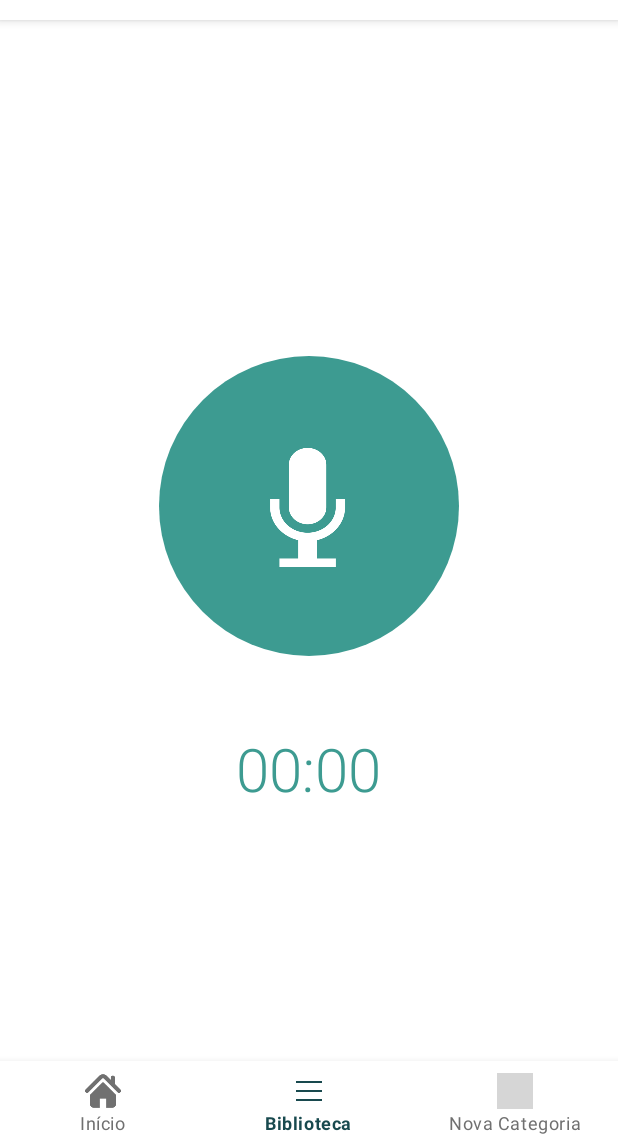
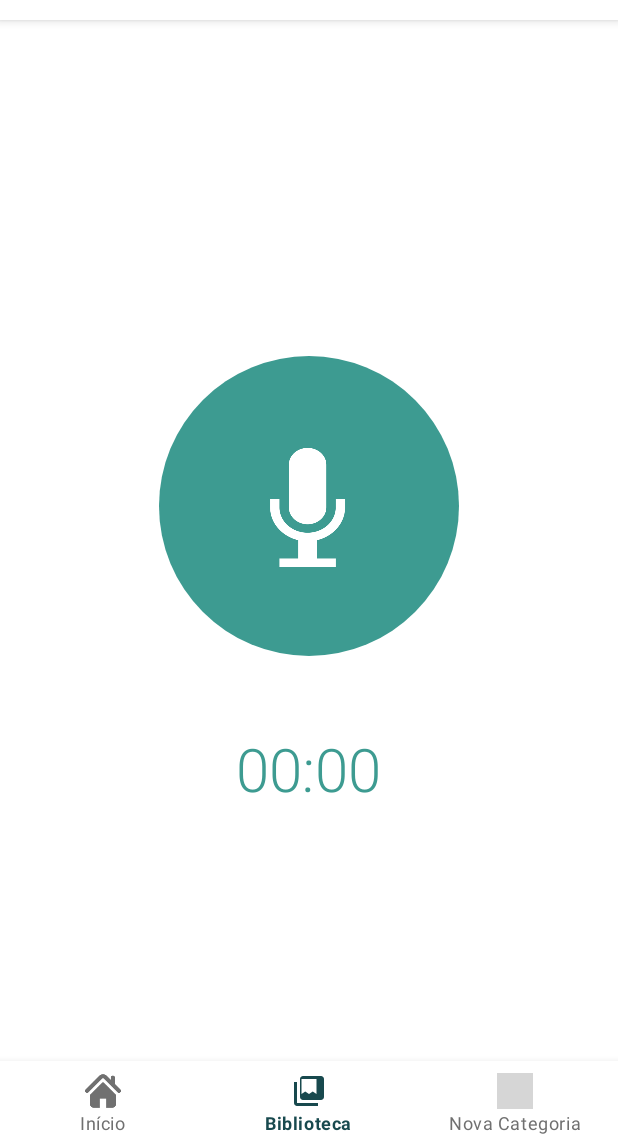
Before and after one commit to p3drobitencourt/Dabar, an Android app: the GravarActivity screen opened directly, with no data from a screen before it, item 2 of the bottom bar chosen, on a phone screen of 412 x 824 dp, the part 91-1236 px from its top. Run offline under Robolectric (Android 15) with nearby library versions, the phone set to English and light mode, and no system bars; grey boxes are pictures that could not be loaded.

Commit message:
fix: arrumar navegacao

```diff
--- /dev/null
+++ b/app/src/main/res/drawable/ic_home.xml
@@ -0,0 +1,10 @@
+<vector xmlns:android="http://schemas.android.com/apk/res/android"
+    android:width="24dp"
+    android:height="24dp"
+    android:viewportWidth="24"
+    android:viewportHeight="24"
+    android:tint="?attr/colorControlNormal">
+    <path
+        android:fillColor="@android:color/white"
+        android:pathData="M10,20v-6h4v6h5v-8h3L12,3 2,12h3v8z"/>
+</vector>
--- /dev/null
+++ b/app/src/main/res/drawable/ic_library_books.xml
@@ -0,0 +1,10 @@
+<vector xmlns:android="http://schemas.android.com/apk/res/android"
+    android:width="24dp"
+    android:height="24dp"
+    android:viewportWidth="24"
+    android:viewportHeight="24"
+    android:tint="?attr/colorControlNormal">
+    <path
+        android:fillColor="@android:color/white"
+        android:pathData="M4,6H2v14c0,1.1 0.9,2 2,2h14v-2H4V6zM20,2H8C6.9,2 6,2.9 6,4v12c0,1.1 0.9,2 2,2h12c1.1,0 2,-0.9 2,-2V4c0,-1.1 -0.9,-2 -2,-2zM12,14l-2.5,-1.75L7,14V4h10v10l-2.5,-1.75L12,14z"/>
+</vector>
--- a/app/src/main/res/menu/bottom_nav_menu.xml
+++ b/app/src/main/res/menu/bottom_nav_menu.xml
@@ -7,9 +7,11 @@
 
     <item
         android:id="@+id/navigation_library"
-        android:icon="@drawable/ic_menu" android:title="Biblioteca" />
+        android:icon="@drawable/ic_library_books"
+        android:title="Biblioteca" />
 
     <item
         android:id="@+id/navigation_new_category"
-        android:icon="@drawable/ic_add" android:title="Nova Categoria" />
+        android:icon="@drawable/ic_add"
+        android:title="Nova Categoria" />
 </menu>
```
Also changed, not shown: app/src/main/java/br/edu/ifsuldeminas/mch/dabar/AdapterResumos.java (+23 -5 lines), app/src/main/java/br/edu/ifsuldeminas/mch/dabar/ListResumosActivity.java (+53 -37 lines).
